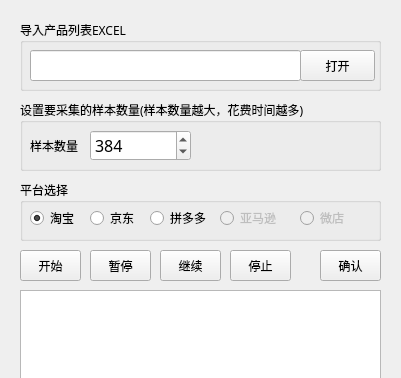
Qt form app/ui/main.ui (lvewind/qiuyu-gaofang) before a commit; both pictures show x 0 to 401 and y 0 to 378 of the 401 by 725 pixel window.
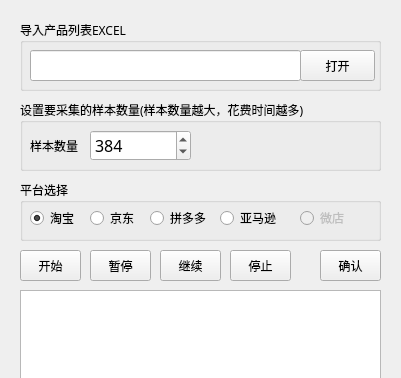
The same form after that commit.

```diff
--- a/app/ui/main.ui
+++ b/app/ui/main.ui
@@ -156,7 +156,7 @@
     </widget>
     <widget class="QRadioButton" name="radioButton_platform_am">
      <property name="enabled">
-      <bool>false</bool>
+      <bool>true</bool>
      </property>
      <property name="geometry">
       <rect>
```
